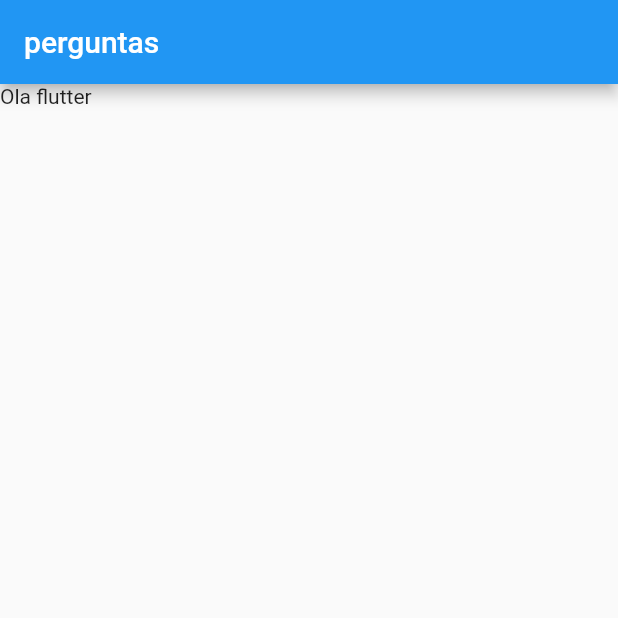
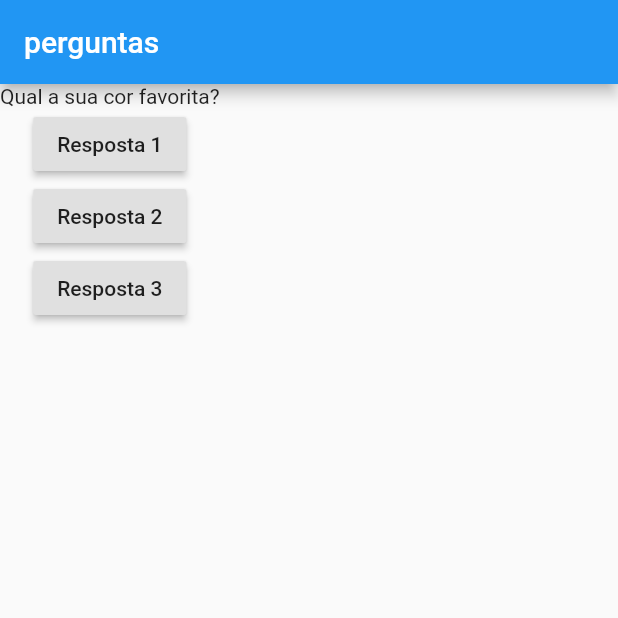
Before and after one commit to ElvesAguiar/flutterLesson, a Flutter app: the screen it shows after launch, on a phone screen of 412 x 824 dp, the top half of it. Run offline on Flutter 3.47's test engine with Material 2 defaults, Android fonts, the phone set to English and light mode, and no system bars.

Commit message:
feat: funções como parametro no futtler

```diff
--- a/lib/main.dart
+++ b/lib/main.dart
@@ -1,21 +1,32 @@
-
-
 import 'package:flutter/material.dart';
 
-main() =>  runApp(new testeApp());
+main() => runApp(new testeApp());
 
-
-class testeApp extends StatelessWidget{
+class testeApp extends StatelessWidget {
+  final List<String> perguntas = [
+    'Qual a sua cor favorita?',
+    'Qual o seu animal favorito?'
+  ];
+  void responder () {
+    print('pergunta resposndida!!!');
+  }
   @override
-  Widget build( BuildContext context){
+  Widget build(BuildContext context) {
     return MaterialApp(
       home: Scaffold(
-        appBar: AppBar(
-          title: Text('perguntas'),
-
-        ),
-        body: Text('Ola flutter'),
-      ),
+          appBar: AppBar(
+            title: Text('perguntas'),
+          ),
+          body: Column(children: [
+            Text(perguntas.elementAt(0)),
+            RaisedButton(child: Text('Resposta 1'), onPressed: responder),
+            RaisedButton(child: Text('Resposta 2'), onPressed: () {
+              print('respindeu 2');
+            }),
+            RaisedButton(child: Text('Resposta 3'), onPressed: () => {
+              print('pressionou 3')
+            })
+          ])),
     );
   }
 }
```
